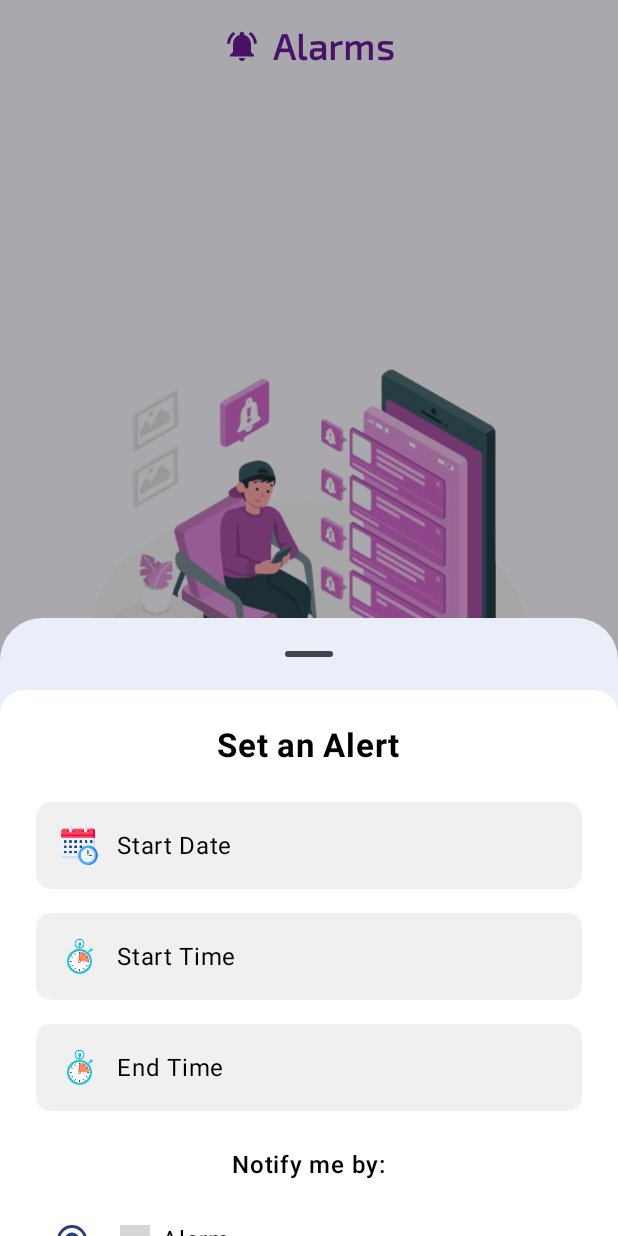
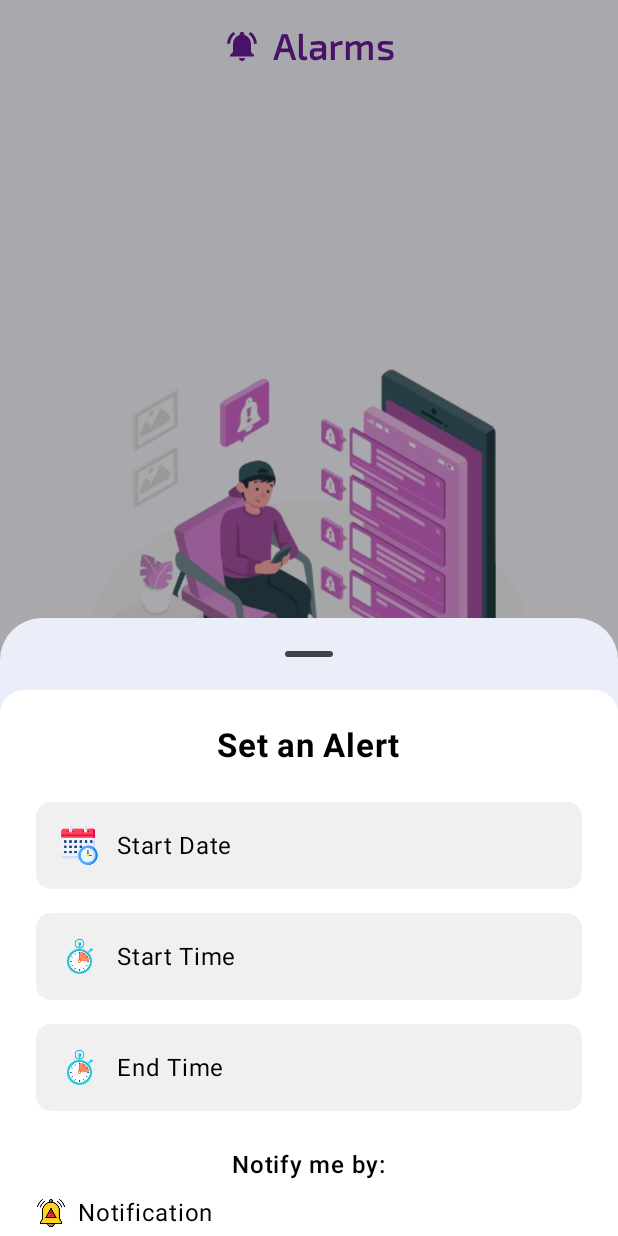
Before and after one commit to habibaelhadi/Clima, an Android app built with Jetpack Compose: the composable AlarmsScreen shown on its own in the app's theme, after a tap on "Favorite", on a phone screen of 412 x 824 dp. Run offline under Robolectric (Android 15) with nearby library versions, the phone set to English and light mode, and no system bars; our stand-ins replace Room's generated code; libraries missing offline, so code that uses them is left out: np.com.susanthapa; network calls fail; grey boxes are pictures that could not be loaded.

Commit message:
Activate delete functionality in alarm card with activate canceling scheduler

```diff
--- a/Clima/app/src/main/java/com/example/clima/composable/alarms/view/AlarmsDetailsScreen.kt
+++ b/Clima/app/src/main/java/com/example/clima/composable/alarms/view/AlarmsDetailsScreen.kt
@@ -15,14 +15,11 @@ import androidx.compose.foundation.layout.height
 import androidx.compose.foundation.layout.padding
 import androidx.compose.foundation.layout.size
 import androidx.compose.foundation.layout.width
-import androidx.compose.foundation.selection.selectable
-import androidx.compose.foundation.selection.selectableGroup
 import androidx.compose.foundation.shape.RoundedCornerShape
 import androidx.compose.material3.Button
 import androidx.compose.material3.ButtonDefaults
 import androidx.compose.material3.ExperimentalMaterial3Api
 import androidx.compose.material3.ModalBottomSheet
-import androidx.compose.material3.RadioButton
 import androidx.compose.material3.Text
 import androidx.compose.material3.rememberModalBottomSheetState
 import androidx.compose.runtime.Composable
@@ -76,19 +73,13 @@ fun BottomSheetContent(context: Context, viewModel: AlarmViewModel, onDismiss: (
     val date = stringResource(R.string.start_date)
     val timeStart = stringResource(R.string.start_time)
     val timeEnd = stringResource(R.string.end_time)
-    val alarm = stringResource(R.string.alarm)
+    val notification = stringResource(R.string.notification)
 
     val alarmScheduler = remember { AlarmScheduler(context) }
 
     var startDate by remember { mutableStateOf(date) }
     var startTime by remember { mutableStateOf(timeStart) }
     var endTime by remember { mutableStateOf(timeEnd) }
-    var selectedOption by remember { mutableStateOf(alarm) }
-    val options = listOf(alarm, stringResource(R.string.notification))
-    val icons = listOf(
-        R.drawable.clock,
-        R.drawable.notification
-    )
 
     Column(
         modifier = Modifier
@@ -124,36 +115,17 @@ fun BottomSheetContent(context: Context, viewModel: AlarmViewModel, onDismiss: (
             color = Black
         )
 
-        Column(
-            Modifier
-                .selectableGroup()
-                .padding(vertical = 8.dp)
-        ) {
-            options.forEachIndexed { index, option ->
         Row(
             verticalAlignment = Alignment.CenterVertically,
-                    modifier = Modifier
-                        .fillMaxWidth()
-                        .selectable(
-                            selected = (option == selectedOption),
-                            onClick = { selectedOption = option }
-                        )
-                        .padding(vertical = 6.dp)
+            modifier = Modifier.fillMaxWidth().padding(vertical = 8.dp)
         ) {
-                    RadioButton(
-                        selected = (option == selectedOption),
-                        onClick = { selectedOption = option }
-                    )
-                    Spacer(modifier = Modifier.width(8.dp))
             Image(
-                        painter = painterResource(id = icons[index]),
-                        contentDescription = option,
+                painter = painterResource(id = R.drawable.notification),
+                contentDescription = notification,
                 modifier = Modifier.size(20.dp)
             )
             Spacer(modifier = Modifier.width(8.dp))
-                    Text(option, color = Black)
-                }
-            }
+            Text(notification, color = Black)
         }
 
         Spacer(modifier = Modifier.height(32.dp))
@@ -189,7 +161,6 @@ fun BottomSheetContent(context: Context, viewModel: AlarmViewModel, onDismiss: (
         }
     }
 }
-
 
 @Composable
 fun DateTimePickerField(
--- a/Clima/app/src/main/java/com/example/clima/composable/alarms/viewmodel/AlarmViewModel.kt
+++ b/Clima/app/src/main/java/com/example/clima/composable/alarms/viewmodel/AlarmViewModel.kt
@@ -5,6 +5,7 @@ import androidx.lifecycle.ViewModelProvider
 import androidx.lifecycle.viewModelScope
 import com.example.clima.model.Alarm
 import com.example.clima.repo.WeatherRepo
+import com.example.clima.utilites.parseTimeToMillis
 import kotlinx.coroutines.Dispatchers
 import kotlinx.coroutines.flow.MutableStateFlow
 import kotlinx.coroutines.flow.asStateFlow
@@ -17,9 +18,17 @@ class AlarmViewModel(val repo : WeatherRepo) : ViewModel()  {
 
     fun getAlarms(){
         viewModelScope.launch {
-            repo.getAlarms()
-                .collect{
-                _alarms.value = it
+            repo.getAlarms().collect { alarmList ->
+                val currentTime = System.currentTimeMillis()
+                val validAlarms = alarmList.filter { alarm ->
+                    val endTimeMillis = parseTimeToMillis(alarm.endTime)
+                    endTimeMillis > currentTime
+                }
+
+                _alarms.value = validAlarms
+
+                alarmList.filter { alarm -> parseTimeToMillis(alarm.endTime) <= currentTime }
+                    .forEach { deleteAlarm(it) }
             }
         }
     }
--- a/Clima/app/src/main/java/com/example/clima/routes/SetupNavHost.kt
+++ b/Clima/app/src/main/java/com/example/clima/routes/SetupNavHost.kt
@@ -44,7 +44,7 @@ fun SetupNavHost(
         }
 
         composable(RoutesScreens.Alarms.route){
-            AlarmsScreen()
+            AlarmsScreen(snackbar)
         }
 
         composable(RoutesScreens.Settings.route){
```
Also changed, not shown: Clima/app/src/main/java/com/example/clima/composable/alarms/view/AlarmsScreen.kt (+24 -10 lines). Lines whose indentation alone changed are shown as unchanged.
